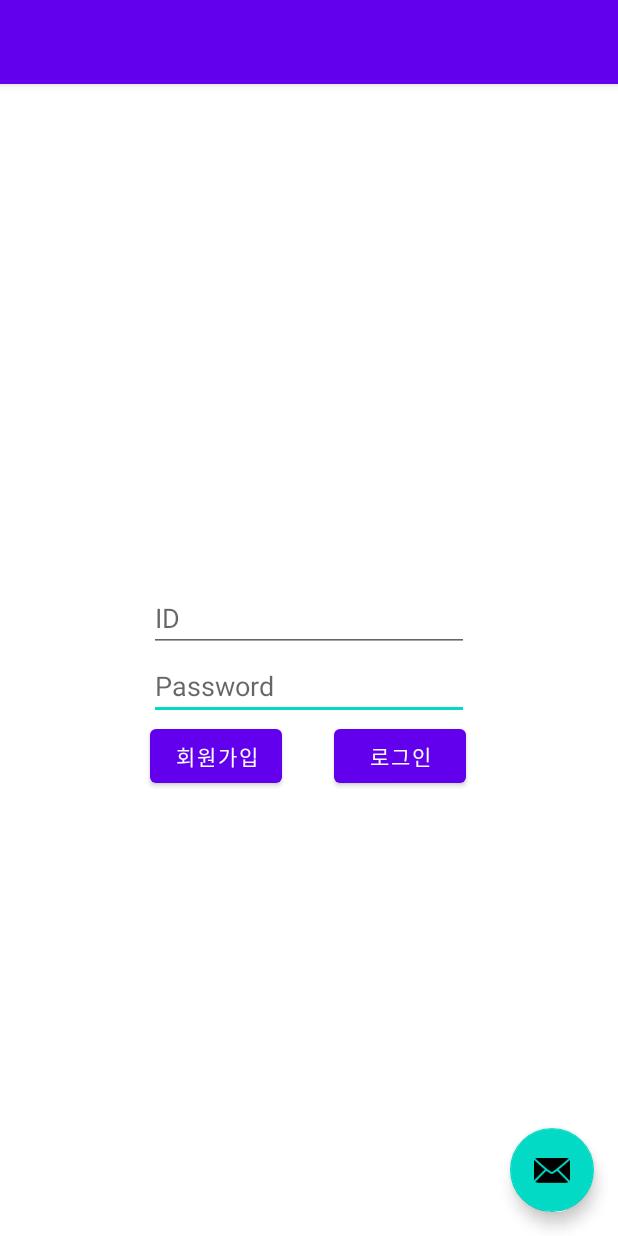
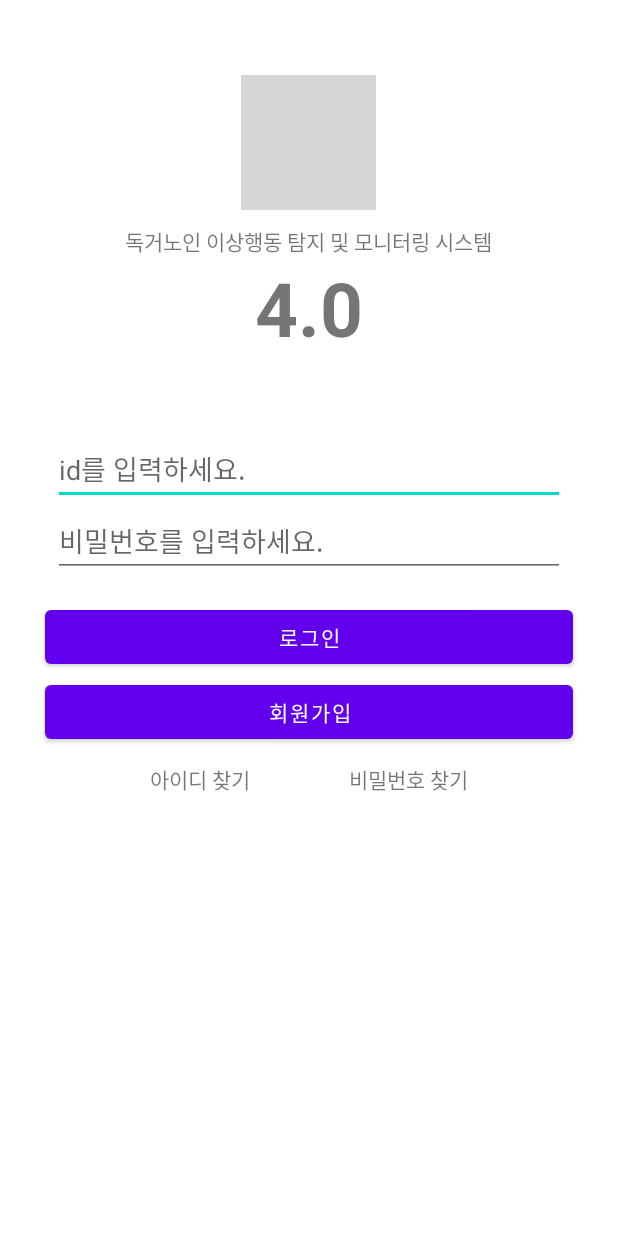
Before and after one commit to cmkxak/jbnu-capstone, an Android app: the screen it shows after launch (LoginActivity), on a phone screen of 412 x 824 dp. Run offline under Robolectric (Android 15) with nearby library versions, the phone set to English and light mode, and no system bars; our stand-ins replace Volley, navigation-ui; grey boxes are pictures that could not be loaded.

Commit message:
<수정> : login Activity ui 수정

```diff
--- a/app/src/main/res/layout/activity_login.xml
+++ b/app/src/main/res/layout/activity_login.xml
@@ -1,81 +1,117 @@
 <?xml version="1.0" encoding="utf-8"?>
-<androidx.coordinatorlayout.widget.CoordinatorLayout xmlns:android="http://schemas.android.com/apk/res/android"
+<LinearLayout xmlns:android="http://schemas.android.com/apk/res/android"
     xmlns:app="http://schemas.android.com/apk/res-auto"
     xmlns:tools="http://schemas.android.com/tools"
     android:layout_width="match_parent"
     android:layout_height="match_parent"
+    android:orientation="vertical"
+    android:gravity="center_horizontal"
     tools:context=".LoginActivity">
+
+    <ImageView
+            android:layout_width="90dp"
+            android:layout_height="90dp"
+            android:src="@drawable/ic_application_icon"
+            android:layout_marginTop="50dp"
+            android:layout_marginBottom="10dp"/>
+
+    <TextView
+            android:id="@+id/appTitle"
+            android:layout_width="wrap_content"
+            android:layout_height="wrap_content"
+            android:text="독거노인 이상행동 탐지 및 모니터링 시스템"
+            app:layout_constraintTop_toTopOf="parent" />
+
+        <TextView
+            android:id="@+id/appName"
+            android:layout_width="wrap_content"
+            android:layout_height="wrap_content"
+            android:text="4.0"
+            android:textSize="50sp"
+            android:textStyle="bold"
+            app:layout_constraintEnd_toEndOf="parent"
+            app:layout_constraintStart_toStartOf="parent"
+            app:layout_constraintTop_toBottomOf="@+id/appTitle" />
 
     <androidx.constraintlayout.widget.ConstraintLayout
         android:id="@+id/constraintLayout"
         android:layout_width="match_parent"
-        android:layout_height="match_parent">
-
-        <EditText
-            android:id="@+id/editTextTextPassword2"
-            android:layout_width="wrap_content"
-            android:layout_height="wrap_content"
-            android:ems="10"
-            android:hint="Password"
-            android:inputType="textPassword"
-            app:layout_constraintEnd_toEndOf="parent"
-            app:layout_constraintStart_toStartOf="parent"
-            app:layout_constraintTop_toBottomOf="@+id/editTextTextPersonName" />
+        android:layout_height="wrap_content"
+        android:layout_gravity="center"
+        android:layout_marginTop="50dp"
+        >
 
         <EditText
             android:id="@+id/editTextTextPersonName"
             android:layout_width="wrap_content"
             android:layout_height="wrap_content"
-            android:ems="10"
-            android:hint="ID"
+            android:ems="16"
+            android:hint="id를 입력하세요."
             android:inputType="textPersonName"
+            android:minHeight="48dp"
+            app:layout_constraintBottom_toTopOf="@id/editTextTextPassword2"
+            app:layout_constraintEnd_toEndOf="parent"
+            app:layout_constraintHorizontal_bias="0.497"
+            app:layout_constraintStart_toStartOf="parent"
+            app:layout_constraintTop_toTopOf="parent"
+            app:layout_constraintVertical_bias="0.442" />
+        <EditText
+            android:id="@+id/editTextTextPassword2"
+            android:layout_width="wrap_content"
+            android:layout_height="wrap_content"
+            android:ems="16"
+            android:hint="비밀번호를 입력하세요."
+            android:inputType="textPassword"
+            android:minHeight="48dp"
+            app:layout_constraintEnd_toEndOf="parent"
+            app:layout_constraintStart_toStartOf="parent"
+            app:layout_constraintTop_toBottomOf="@+id/editTextTextPersonName" />
+        <Button
+            android:id="@+id/signIn"
+            android:layout_width="match_parent"
+            android:layout_height="wrap_content"
+            android:layout_marginLeft="30dp"
+            android:layout_marginTop="16dp"
+            android:layout_marginRight="30dp"
+            android:text="로그인"
+            app:layout_constraintEnd_toEndOf="parent"
+            app:layout_constraintStart_toStartOf="parent"
+            app:layout_constraintTop_toBottomOf="@+id/editTextTextPassword2" />
+
+        <Button
+            android:id="@+id/signUp"
+            android:layout_width="match_parent"
+            android:layout_height="wrap_content"
+            android:layout_marginLeft="30dp"
+            android:layout_marginRight="30dp"
+            android:text="회원가입"
             app:layout_constraintBottom_toBottomOf="parent"
             app:layout_constraintEnd_toEndOf="parent"
             app:layout_constraintStart_toStartOf="parent"
-            app:layout_constraintTop_toTopOf="parent" />
+            app:layout_constraintTop_toBottomOf="@+id/signIn"
+            app:layout_constraintVertical_bias="0.051" />
 
-        <Button
-            android:id="@+id/signUp"
+        <TextView
+            android:id="@+id/findId"
             android:layout_width="wrap_content"
             android:layout_height="wrap_content"
-            android:layout_marginStart="100dp"
-            android:text="회원가입"
+            android:layout_marginTop="10dp"
+            android:text="아이디 찾기"
+            android:layout_marginLeft="100dp"
+            app:layout_constraintBottom_toBottomOf="parent"
             app:layout_constraintStart_toStartOf="parent"
-            app:layout_constraintTop_toTopOf="@+id/signIn" />
+            app:layout_constraintTop_toBottomOf="@id/signUp"/>
 
-        <Button
-            android:id="@+id/signIn"
+        <TextView
+            android:id="@+id/findPassword"
             android:layout_width="wrap_content"
             android:layout_height="wrap_content"
-            android:text="로그인"
+            android:layout_marginRight="100dp"
+            android:layout_marginTop="10dp"
+            android:text="비밀번호 찾기"
             app:layout_constraintEnd_toEndOf="parent"
-            app:layout_constraintHorizontal_bias="0.253"
-            app:layout_constraintStart_toEndOf="@+id/signUp"
-            app:layout_constraintTop_toBottomOf="@+id/editTextTextPassword2" />
-
+            app:layout_constraintLeft_toRightOf="@id/findId"
+            app:layout_constraintTop_toBottomOf="@id/signUp" />
     </androidx.constraintlayout.widget.ConstraintLayout>
 
-    <com.google.android.material.appbar.AppBarLayout
-        android:layout_width="match_parent"
-        android:layout_height="wrap_content"
-        android:theme="@style/Theme.FirstTest.AppBarOverlay">
-
-        <androidx.appcompat.widget.Toolbar
-            android:id="@+id/toolbar"
-            android:layout_width="match_parent"
-            android:layout_height="?attr/actionBarSize"
-            android:background="?attr/colorPrimary"
-            app:popupTheme="@style/Theme.FirstTest.PopupOverlay" />
-
-    </com.google.android.material.appbar.AppBarLayout>
-
-    <com.google.android.material.floatingactionbutton.FloatingActionButton
-        android:id="@+id/fab"
-        android:layout_width="wrap_content"
-        android:layout_height="wrap_content"
-        android:layout_gravity="bottom|end"
-        android:layout_marginEnd="@dimen/fab_margin"
-        android:layout_marginBottom="16dp"
-        app:srcCompat="@android:drawable/ic_dialog_email" />
-
-</androidx.coordinatorlayout.widget.CoordinatorLayout>
+</LinearLayout>
```
